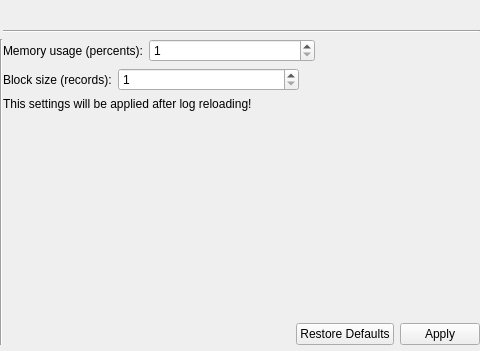
The window that ui/generalcoresettings.ui (snip89/wsnsim-postprocessor) describes before a commit, drawn with Qt 5.
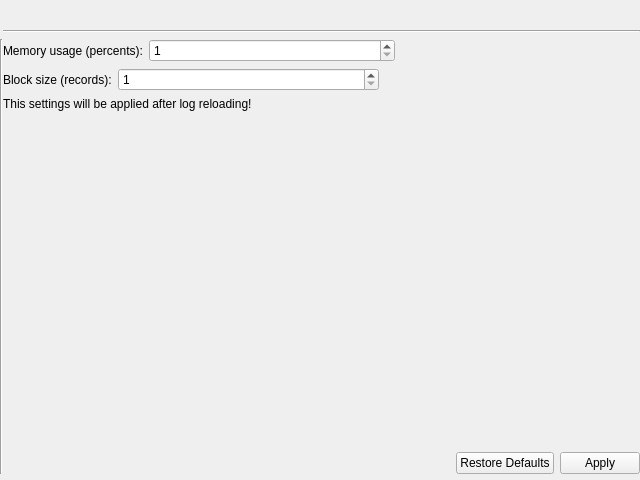
The same window after the commit.

```diff
--- a/ui/generalcoresettings.ui
+++ b/ui/generalcoresettings.ui
@@ -6,8 +6,8 @@
    <rect>
     <x>0</x>
     <y>0</y>
-    <width>480</width>
-    <height>351</height>
+    <width>640</width>
+    <height>480</height>
    </rect>
   </property>
   <property name="windowTitle">
```
